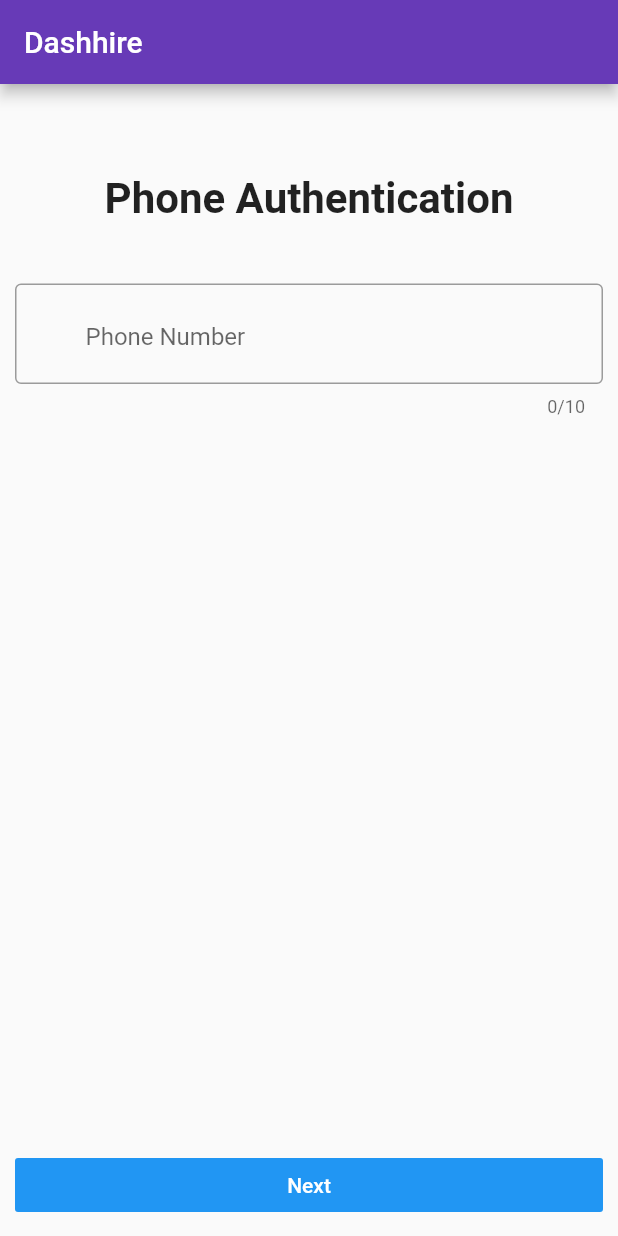
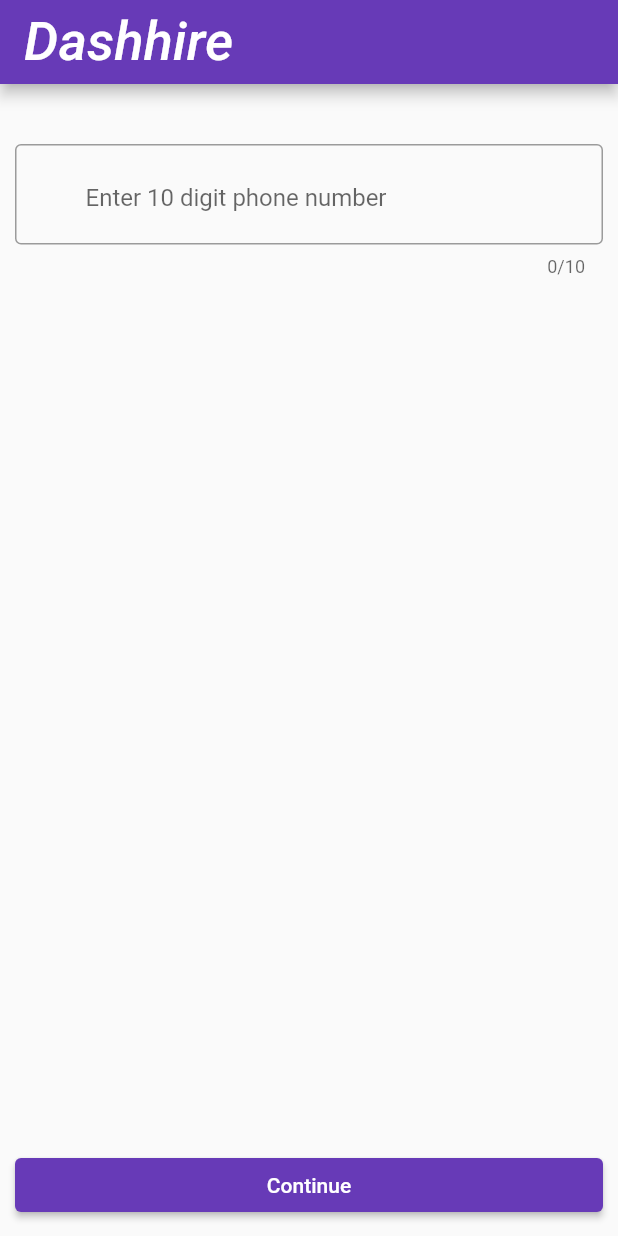
Before and after one commit to Amanullahgit/flutter_phone_authentication, a Flutter app: the screen it shows after launch, on a phone screen of 412 x 824 dp. Run offline on Flutter 3.47's test engine with Material 2 defaults, Android fonts, the phone set to English and light mode, and no system bars; our stand-ins replace animated_splash_screen, camera, firebase_auth, firebase_core, flutter_form_builder, pinput and 2 more; accounts and stored records are empty; Roboto replaces fonts that are missing (Corben).

Commit message:
Theme params extended + button_widget added

```diff
--- a/lib/common/theme.dart
+++ b/lib/common/theme.dart
@@ -1,13 +1,23 @@
 import 'package:flutter/material.dart';
 
 final appTheme = ThemeData(
-  primarySwatch: Colors.deepPurple,
-  textTheme: const TextTheme(
-    headline1: TextStyle(
-      fontFamily: 'Corben',
-      fontWeight: FontWeight.w700,
-      fontSize: 24,
-      color: Colors.black,
+    // Define the default brightness and colors.
+    brightness: Brightness.light,
+    primaryColor: Colors.lightBlue[800],
+
+    // Define the default font family.
+    fontFamily: 'Corben',
+    primarySwatch: Colors.deepPurple,
+    backgroundColor: Color(0xffeeeeee),
+
+    // Define the default `TextTheme`. Use this to specify the default
+    // text styling for headlines, titles, bodies of text, and more.
+    textTheme: const TextTheme(
+      headline1: TextStyle(fontSize: 72.0, fontWeight: FontWeight.bold),
+      headline6: TextStyle(fontSize: 36.0, fontStyle: FontStyle.italic),
+      bodyText2: TextStyle(fontSize: 14.0, fontFamily: 'Hind'),
     ),
-  ),
-);
+    buttonTheme: ButtonThemeData(
+      buttonColor: Colors.yellow, //  <-- light color
+      textTheme: ButtonTextTheme.primary, //  <-- dark text for light background
+    ));
--- a/lib/login.dart
+++ b/lib/login.dart
@@ -1,5 +1,6 @@
 import 'package:flutter/material.dart';
 import 'package:phone_auth_project/otp.dart';
+import './widgets/button_widget.dart';
 
 class LoginScreen extends StatefulWidget {
   @override
@@ -19,19 +20,10 @@ class _LoginScreenState extends State<LoginScreen> {
         children: [
           Column(children: [
             Container(
-              margin: EdgeInsets.only(top: 60),
-              child: Center(
-                child: Text(
-                  'Phone Authentication',
-                  style: TextStyle(fontWeight: FontWeight.bold, fontSize: 28),
-                ),
-              ),
-            ),
-            Container(
               margin: EdgeInsets.only(top: 40, right: 10, left: 10),
               child: TextField(
                 decoration: InputDecoration(
-                  hintText: 'Phone Number',
+                  hintText: 'Enter 10 digit phone number',
                   prefix: Padding(
                     padding: EdgeInsets.all(4),
                     child: Text('+91'),
@@ -47,16 +39,12 @@ class _LoginScreenState extends State<LoginScreen> {
           Container(
             margin: EdgeInsets.all(10),
             width: double.infinity,
-            child: FlatButton(
-              color: Colors.blue,
+            child: RoundedButtonWidget(
               onPressed: () {
                 Navigator.of(context).push(MaterialPageRoute(
                     builder: (context) => OTPScreen(_controller.text)));
               },
-              child: Text(
-                'Next',
-                style: TextStyle(color: Colors.white),
-              ),
+              buttonText: 'Continue',
             ),
           )
         ],
--- /dev/null
+++ b/lib/widgets/button_widget.dart
@@ -0,0 +1,22 @@
+import 'package:flutter/material.dart';
+
+class RoundedButtonWidget extends StatelessWidget {
+  final String buttonText;
+  final VoidCallback onPressed;
+
+  const RoundedButtonWidget({
+    Key key,
+    @required this.buttonText,
+    @required this.onPressed,
+  }) : super(key: key);
+
+  @override
+  Widget build(BuildContext context) {
+    return ElevatedButton(
+      onPressed: onPressed,
+      child: Text(
+        buttonText,
+      ),
+    );
+  }
+}
```
